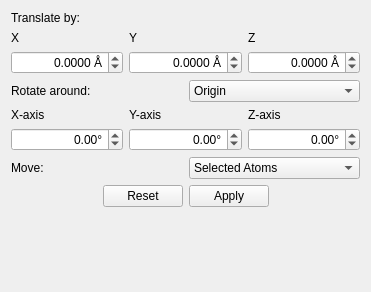
First picture: the form in avogadro/qtplugins/manipulator/manipulatewidget.ui, repository OpenChemistry/avogadrolibs, before the edit.
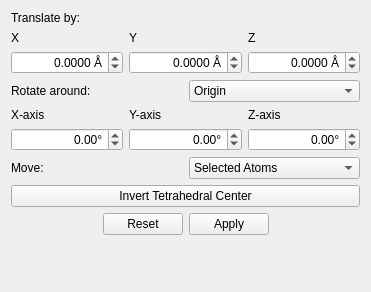
Second picture: the form after the edit.

Commit message: Add tetrahedral center inversion tool

Patch:
```diff
--- a/avogadro/qtplugins/manipulator/manipulatewidget.ui
+++ b/avogadro/qtplugins/manipulator/manipulatewidget.ui
@@ -237,6 +237,16 @@
      </item>
     </layout>
    </item>
+   <item>
+    <widget class="QPushButton" name="invertTetrahedralButton">
+     <property name="toolTip">
+      <string>Move the smallest isolated substituent to the opposite side of a selected tetrahedral carbon.</string>
+     </property>
+     <property name="text">
+      <string>Invert Tetrahedral Center</string>
+     </property>
+    </widget>
+   </item>
    <item>
     <widget class="QDialogButtonBox" name="buttonBox">
      <property name="standardButtons">
```
The commit also changes 7 other files.
